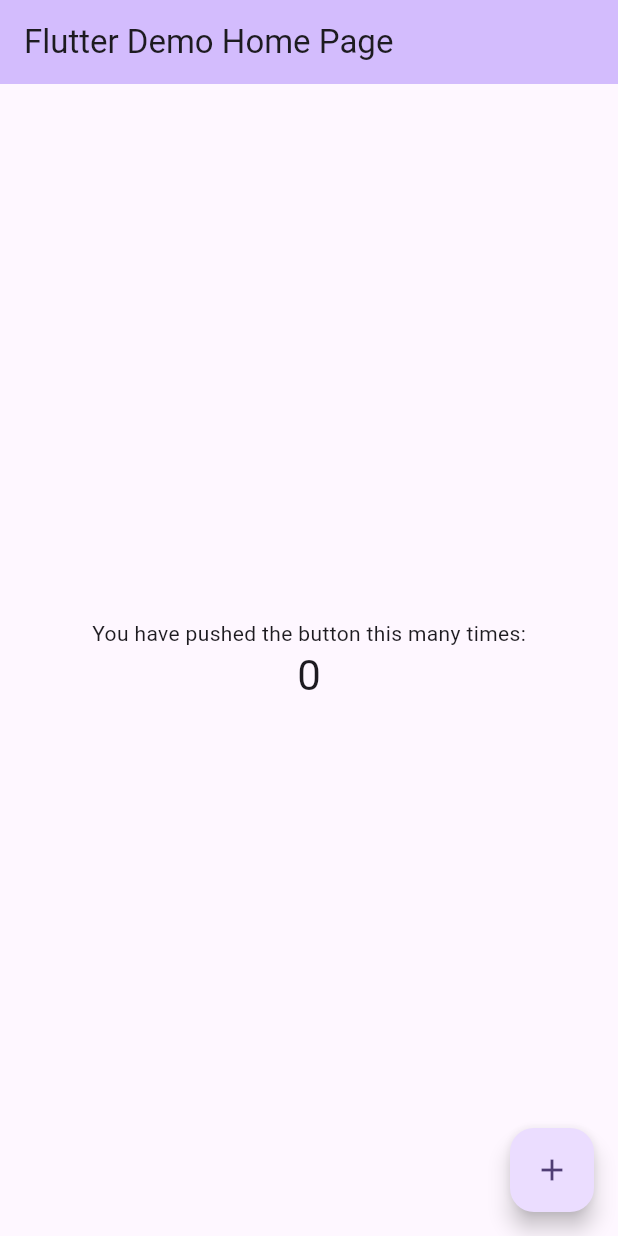
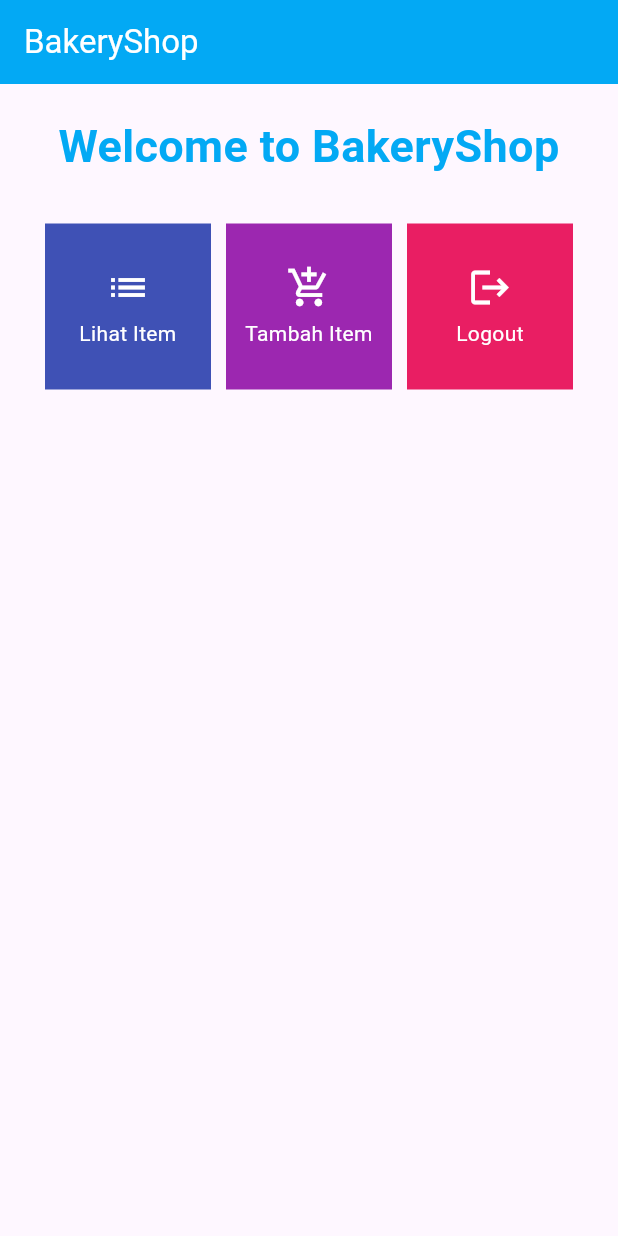
Before and after one commit to hotchlck/bakery-shop-mobile, a Flutter app: the screen it shows after launch, on a phone screen of 412 x 824 dp. Run offline on Flutter 3.47's test engine with Material 2 defaults, Android fonts, the phone set to English and light mode, and no system bars.

Commit message:
progress tugas 7

```diff
--- a/lib/main.dart
+++ b/lib/main.dart
@@ -1,4 +1,5 @@
 import 'package:flutter/material.dart';
+import 'package:bakery_shop/menu.dart';
 
 void main() {
   runApp(const MyApp());
@@ -31,95 +32,7 @@ class MyApp extends StatelessWidget {
         colorScheme: ColorScheme.fromSeed(seedColor: Colors.deepPurple),
         useMaterial3: true,
       ),
-      home: const MyHomePage(title: 'Flutter Demo Home Page'),
+      home: MyHomePage(),
     );
   }
 }
-
-class MyHomePage extends StatefulWidget {
-  const MyHomePage({super.key, required this.title});
-
-  // This widget is the home page of your application. It is stateful, meaning
-  // that it has a State object (defined below) that contains fields that affect
-  // how it looks.
-
-  // This class is the configuration for the state. It holds the values (in this
-  // case the title) provided by the parent (in this case the App widget) and
-  // used by the build method of the State. Fields in a Widget subclass are
-  // always marked "final".
-
-  final String title;
-
-  @override
-  State<MyHomePage> createState() => _MyHomePageState();
-}
-
-class _MyHomePageState extends State<MyHomePage> {
-  int _counter = 0;
-
-  void _incrementCounter() {
-    setState(() {
-      // This call to setState tells the Flutter framework that something has
-      // changed in this State, which causes it to rerun the build method below
-      // so that the display can reflect the updated values. If we changed
-      // _counter without calling setState(), then the build method would not be
-      // called again, and so nothing would appear to happen.
-      _counter++;
-    });
-  }
-
-  @override
-  Widget build(BuildContext context) {
-    // This method is rerun every time setState is called, for instance as done
-    // by the _incrementCounter method above.
-    //
-    // The Flutter framework has been optimized to make rerunning build methods
-    // fast, so that you can just rebuild anything that needs updating rather
-    // than having to individually change instances of widgets.
-    return Scaffold(
-      appBar: AppBar(
-        // TRY THIS: Try changing the color here to a specific color (to
-        // Colors.amber, perhaps?) and trigger a hot reload to see the AppBar
-        // change color while the other colors stay the same.
-        backgroundColor: Theme.of(context).colorScheme.inversePrimary,
-        // Here we take the value from the MyHomePage object that was created by
-        // the App.build method, and use it to set our appbar title.
-        title: Text(widget.title),
-      ),
-      body: Center(
-        // Center is a layout widget. It takes a single child and positions it
-        // in the middle of the parent.
-        child: Column(
-          // Column is also a layout widget. It takes a list of children and
-          // arranges them vertically. By default, it sizes itself to fit its
-          // children horizontally, and tries to be as tall as its parent.
-          //
-          // Column has various properties to control how it sizes itself and
-          // how it positions its children. Here we use mainAxisAlignment to
-          // center the children vertically; the main axis here is the vertical
-          // axis because Columns are vertical (the cross axis would be
-          // horizontal).
-          //
-          // TRY THIS: Invoke "debug painting" (choose the "Toggle Debug Paint"
-          // action in the IDE, or press "p" in the console), to see the
-          // wireframe for each widget.
-          mainAxisAlignment: MainAxisAlignment.center,
-          children: <Widget>[
-            const Text(
-              'You have pushed the button this many times:',
-            ),
-            Text(
-              '$_counter',
-              style: Theme.of(context).textTheme.headlineMedium,
-            ),
-          ],
-        ),
-      ),
-      floatingActionButton: FloatingActionButton(
-        onPressed: _incrementCounter,
-        tooltip: 'Increment',
-        child: const Icon(Icons.add),
-      ), // This trailing comma makes auto-formatting nicer for build methods.
-    );
-  }
-}
--- /dev/null
+++ b/lib/menu.dart
@@ -0,0 +1,124 @@
+import 'package:flutter/material.dart';
+
+class MyHomePage extends StatelessWidget {
+  MyHomePage({Key? key}) : super(key: key);
+  final List<ShopItem> items = [
+    ShopItem("Lihat Item", Icons.list,Colors.indigo),
+    ShopItem("Tambah Item", Icons.add_shopping_cart,Colors.purple),
+    ShopItem("Logout", Icons.logout,Colors.pink),
+  ];
+  // This widget is the home page of your application. It is stateful, meaning
+  // that it has a State object (defined below) that contains fields that affect
+  // how it looks.
+
+  // This class is the configuration for the state. It holds the values (in this
+  // case the title) provided by the parent (in this case the App widget) and
+  // used by the build method of the State. Fields in a Widget subclass are
+  // always marked "final".
+
+
+    @override
+    Widget build(BuildContext context) {
+      return Scaffold(
+        appBar: AppBar(
+          title: const Text(
+            'BakeryShop',
+            style: TextStyle(
+              color: Colors.white
+            ),
+          ),
+          backgroundColor: Colors.lightBlue,
+        ),
+        body: SingleChildScrollView(
+          // Widget wrapper yang dapat discroll
+          child: Padding(
+            padding: const EdgeInsets.all(10.0), // Set padding dari halaman
+            child: Column(
+              // Widget untuk menampilkan children secara vertikal
+              children: <Widget>[
+                const Padding(
+                  padding: EdgeInsets.only(top: 10.0, bottom: 10.0),
+                  // Widget Text untuk menampilkan tulisan dengan alignment center dan style yang sesuai
+                  child: Text(
+                    'Welcome to BakeryShop', // Text yang menandakan toko
+                    textAlign: TextAlign.center,
+                    style: TextStyle(
+                      fontSize: 30,
+                      fontWeight: FontWeight.bold,
+                      color: Colors.lightBlue,
+                    ),
+                  ),
+                ),
+
+                GridView.count(
+
+                  primary: true,
+                  padding: const EdgeInsets.all(20),
+                  crossAxisSpacing: 10,
+                  mainAxisSpacing: 10,
+                  crossAxisCount: 3,
+                  shrinkWrap: true,
+                  children: items.map((ShopItem item) {
+                    return ShopCard(item);
+                  }).toList(),
+                ),
+              ],
+            ),
+          ),
+        ),
+      );
+    }
+  }
+
+class ShopItem {
+  final String name;
+  final IconData icon;
+  final Color color;
+
+  ShopItem(this.name, this.icon, this.color);
+}
+
+class ShopCard extends StatelessWidget {
+  final ShopItem item;
+
+  const ShopCard(this.item, {super.key}); // Constructor
+
+  @override
+  Widget build(BuildContext context) {
+    return Material(
+      color: item.color,
+      child: InkWell(
+        // Area responsive terhadap sentuhan
+        onTap: () {
+          // Memunculkan SnackBar ketika diklik
+          ScaffoldMessenger.of(context)
+            ..hideCurrentSnackBar()
+            ..showSnackBar(SnackBar(
+                content: Text("Kamu telah menekan tombol ${item.name}!")));
+        },
+        child: Container(
+          // Container untuk menyimpan Icon dan Text
+          padding: const EdgeInsets.all(8),
+          child: Center(
+            child: Column(
+              mainAxisAlignment: MainAxisAlignment.center,
+              children: [
+                Icon(
+                  item.icon,
+                  color: Colors.white,
+                  size: 30.0,
+                ),
+                const Padding(padding: EdgeInsets.all(3)),
+                Text(
+                  item.name,
+                  textAlign: TextAlign.center,
+                  style: const TextStyle(color: Colors.white),
+                ),
+              ],
+            ),
+          ),
+        ),
+      ),
+    );
+  }
+}
```
Also changed, not shown: 1 other file.
